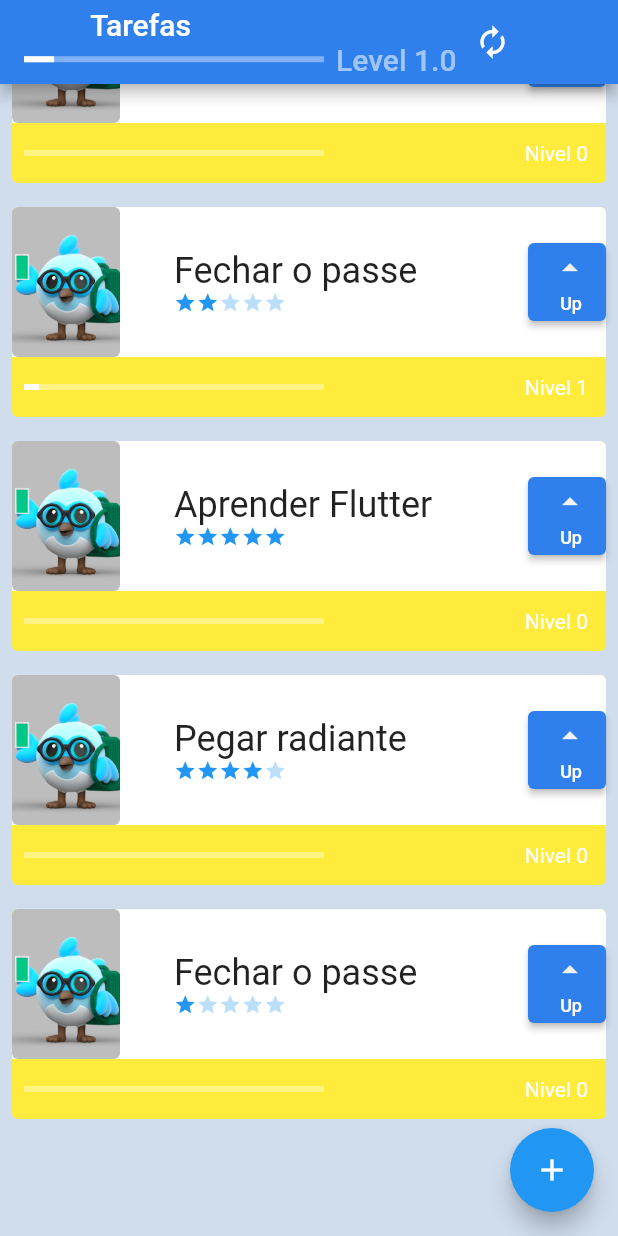
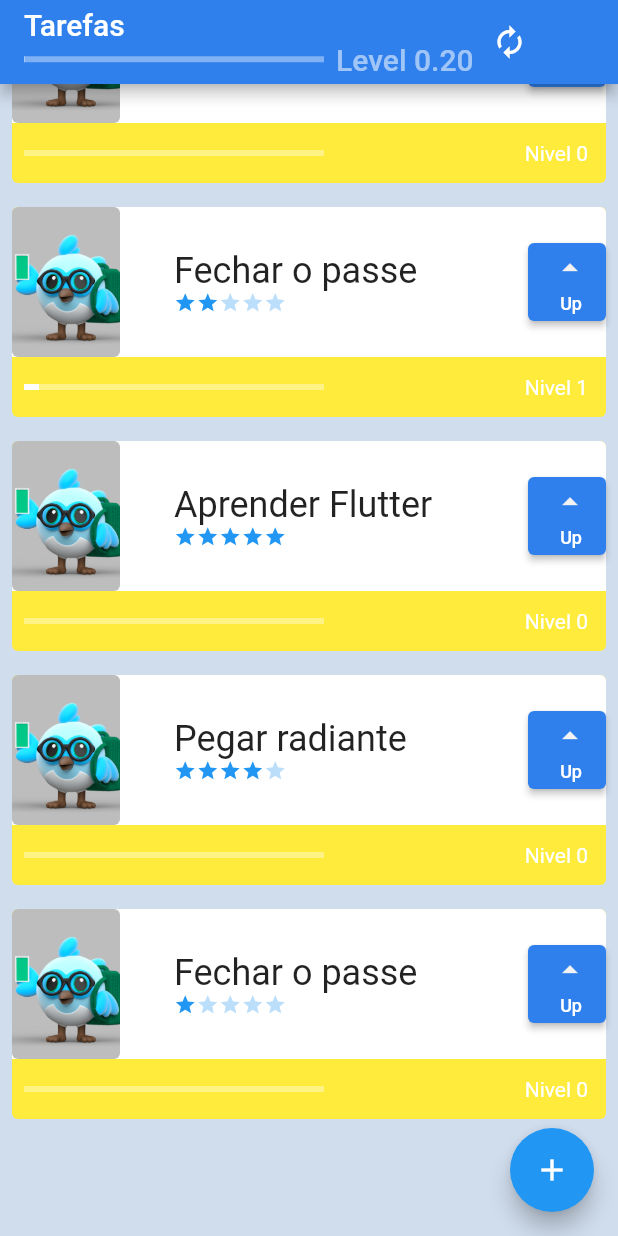
Before and after one commit to caicoala/nosso_primeiro_projeto, a Flutter app: the screen it shows after launch, scrolled down 246 dp, after a tap on "Up", after a tap on the "autorenew" icon, on a phone screen of 412 x 824 dp. Run offline on Flutter 3.47's test engine with Material 3 defaults, Android fonts, the phone set to English and light mode, and no system bars.

```diff
--- a/lib/components/task.dart
+++ b/lib/components/task.dart
@@ -5,18 +5,19 @@ class Task extends StatefulWidget {
   final String nome;
   final String foto;
   final int dificuldade;
+  int maestria = 0;
 
   Task(this.nome, this.foto, this.dificuldade, {super.key});
 
   int nivel = 0;
+  int nivelMaximo = 0;
+
   @override
   State<Task> createState() => _TaskState();
 }
 
 class _TaskState extends State<Task> {
   Color? containerProgressBarColor = Colors.yellow;
-  int nivelMaximo = 0;
-  int maestria = 0;
 
   bool assetOrNetwork() {
     return !widget.foto.contains('http');
@@ -24,7 +25,7 @@ class _TaskState extends State<Task> {
 
   @override
   Widget build(BuildContext context) {
-    nivelMaximo = widget.dificuldade * 10;
+    widget.nivelMaximo = widget.dificuldade * 10;
 
     return Padding(
       padding: const EdgeInsets.all(8.0),
@@ -84,12 +85,12 @@ class _TaskState extends State<Task> {
                       child: ElevatedButton(
                         onPressed: () {
                           setState(() {
-                            if (widget.nivel == nivelMaximo) {
+                            if (widget.nivel == widget.nivelMaximo) {
                               widget.nivel = 0;
-                              maestria++;
+                              widget.maestria++;
                               containerProgressBarColor =
                                   ColorContainerProgressBar.values
-                                          .where((x) => x.code == maestria)
+                                          .where((x) => x.code == widget.maestria)
                                           .first
                                           .color ??
                                       Colors.yellow;
@@ -126,7 +127,7 @@ class _TaskState extends State<Task> {
                       width: 200,
                       child: LinearProgressIndicator(
                           color: Colors.white,
-                          value: nivelMaximo > 0 ? widget.nivel / nivelMaximo : 1,
+                          value: widget.nivelMaximo > 0 ? widget.nivel / widget.nivelMaximo : 1,
                           backgroundColor: Colors.white38),
                     ),
                   ),
--- a/lib/screens/initial_screen.dart
+++ b/lib/screens/initial_screen.dart
@@ -11,6 +11,16 @@ class InitialScreen extends StatefulWidget {
 
 class _InitialScreenState extends State<InitialScreen> {
   double nivelGlobal = 0.0;
+  double nivelGlobalMaximo = 0.0;
+
+  double getGlobalLevel(){
+    nivelGlobal = 0.0;
+    TaskInherited.of(context).taskList.forEach((task){
+      nivelGlobal = nivelGlobal + (task.dificuldade * ((task.nivel + (task.maestria * task.nivelMaximo))) / 10);
+      nivelGlobalMaximo += task.dificuldade * 10;
+    });
+    return nivelGlobal;
+  }
 
   @override
   Widget build(BuildContext context) {
@@ -19,35 +29,27 @@ class _InitialScreenState extends State<InitialScreen> {
       appBar: AppBar(
         title: Row(
           children: [
-            Column(children: [
+            Column(crossAxisAlignment: CrossAxisAlignment.start, children: [
               const Row(
                 children: [
-                  const Column(
-                    mainAxisAlignment: MainAxisAlignment.start,
-                    crossAxisAlignment: CrossAxisAlignment.start,
-                    children: [
-                      SizedBox(
-                        width: 200,
-                        child: Text('Tarefas',
-                            style: TextStyle(color: Colors.white, fontSize: 20)),
-                      ),
-                    ],
-                  ),
+                  Text('Tarefas',
+                      style: TextStyle(color: Colors.white, fontSize: 20),
+                      textAlign: TextAlign.start),
                 ],
               ),
               Row(
                 children: [
-                   SizedBox(
+                  SizedBox(
                     width: 200,
                     child: LinearProgressIndicator(
                         color: Colors.white,
-                        value: nivelGlobal/10,
+                        value: nivelGlobalMaximo > 0 ? nivelGlobal / nivelGlobalMaximo : 1,
                         backgroundColor: Colors.white38),
                   ),
                   Padding(
                     padding: const EdgeInsets.only(left: 8.0),
                     child: Text(
-                      'Level $nivelGlobal',
+                      'Level ${nivelGlobal.toStringAsFixed(2)}',
                       style: const TextStyle(color: Colors.white54),
                     ),
                   ),
@@ -59,10 +61,10 @@ class _InitialScreenState extends State<InitialScreen> {
                 IconButton(
                   onPressed: () {
                     setState(() {
-                      nivelGlobal++;
+                      nivelGlobal = getGlobalLevel();
                     });
                   },
-                  icon: Icon(Icons.autorenew_outlined),
+                  icon: const Icon(Icons.autorenew_outlined),
                   style: ElevatedButton.styleFrom(
                     backgroundColor: const Color.fromRGBO(47, 128, 237, 1),
                     // Cor de fundo
```
